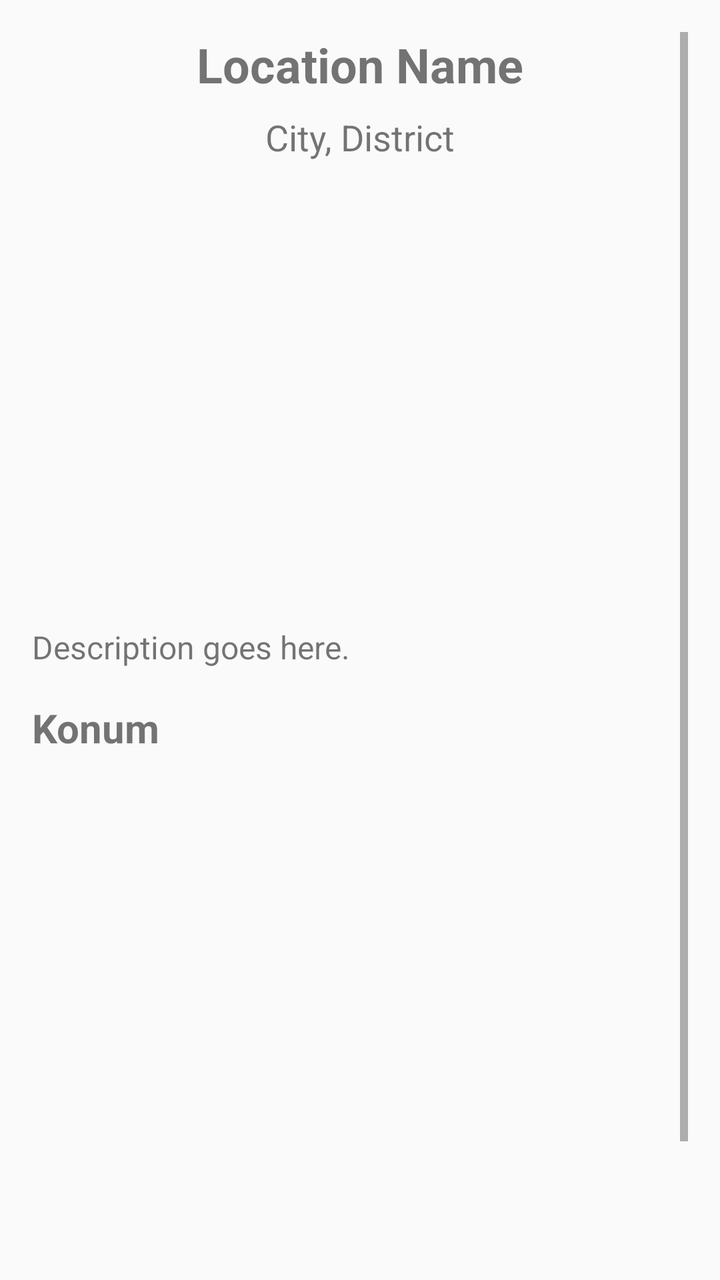
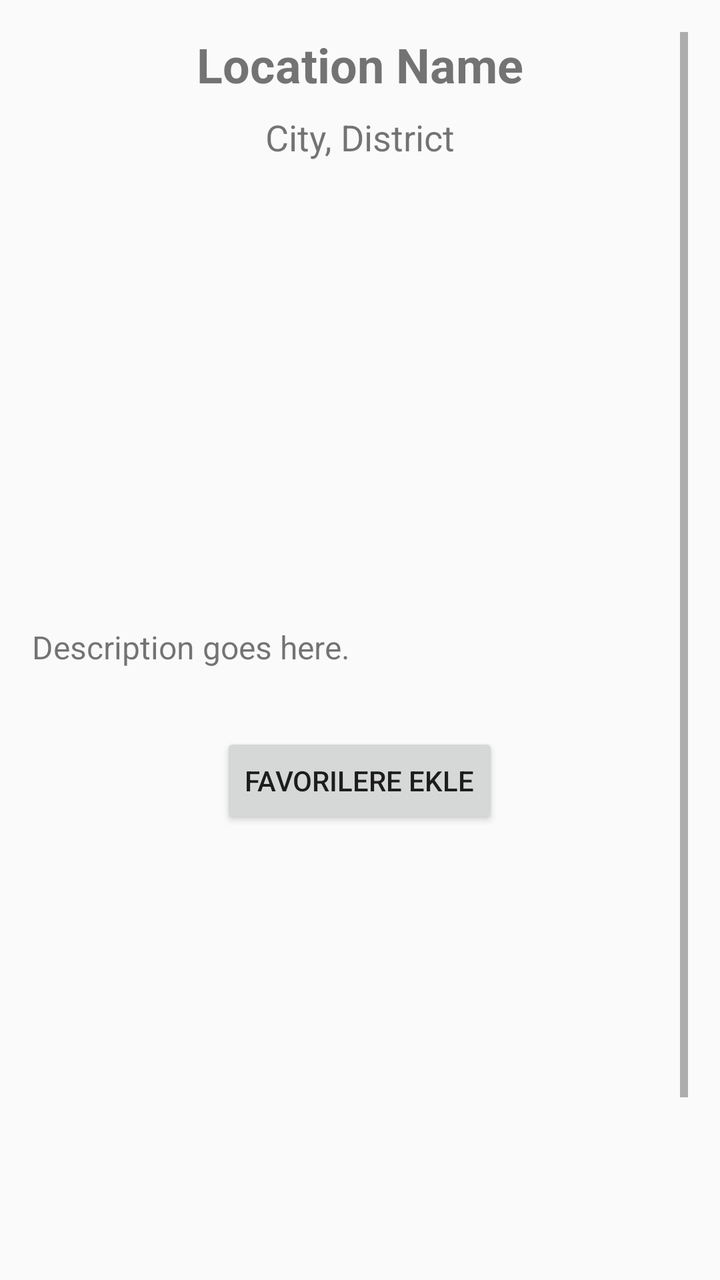

An Android layout rendered at two revisions. The XML below is the earlier revision; the diff shows what the commit changed to produce the second picture.
<!-- AndroidManifest.xml: activity theme Theme.TravelAppBir -->
<!-- res/layout/activity_location_detail.xml -->
<ScrollView
    xmlns:android="http://schemas.android.com/apk/res/android"
    android:layout_width="match_parent"
    android:layout_height="match_parent"
    android:padding="16dp">

    <LinearLayout
        android:layout_width="match_parent"
        android:layout_height="wrap_content"
        android:orientation="vertical">

        
        <TextView
            android:id="@+id/tvDetailTitle"
            android:layout_width="match_parent"
            android:layout_height="wrap_content"
            android:text="Location Name"
            android:textSize="24sp"
            android:textStyle="bold"
            android:paddingBottom="8dp"
            android:gravity="center_horizontal" />

        
        <TextView
            android:id="@+id/tvDetailCityDistrict"
            android:layout_width="match_parent"
            android:layout_height="wrap_content"
            android:text="City, District"
            android:textSize="18sp"
            android:gravity="center_horizontal"
            android:paddingBottom="16dp" />

        
        <androidx.viewpager2.widget.ViewPager2
            android:id="@+id/galleryViewPager"
            android:layout_width="match_parent"
            android:layout_height="200dp"
            android:layout_marginBottom="16dp" />

        
        <TextView
            android:id="@+id/tvDetailDescription"
            android:layout_width="match_parent"
            android:layout_height="wrap_content"
            android:text="Description goes here."
            android:textSize="16sp"
            android:paddingBottom="16dp" />

        
        <TextView
            android:layout_width="match_parent"
            android:layout_height="wrap_content"
            android:text="Konum"
            android:textSize="20sp"
            android:textStyle="bold"
            android:paddingBottom="8dp" />

        
        <FrameLayout
            android:id="@+id/mapFragment"
            android:layout_width="match_parent"
            android:layout_height="300dp"
            android:layout_marginTop="16dp" />
    </LinearLayout>
</ScrollView>
<!-- resources referenced by this layout -->
<resources>
  <style name="Theme.TravelAppBir" parent="Theme.AppCompat.Light.DarkActionBar">
          
      </style>
</resources>

<!-- the commit's change to res/layout/activity_location_detail.xml (unified diff, before → after) -->
@@ -47,13 +47,13 @@
             android:paddingBottom="16dp" />
 
         
-        <TextView
-            android:layout_width="match_parent"
+        <Button
+            android:id="@+id/btnFavorite"
+            android:layout_width="wrap_content"
             android:layout_height="wrap_content"
-            android:text="Konum"
-            android:textSize="20sp"
-            android:textStyle="bold"
-            android:paddingBottom="8dp" />
+            android:text="Favorilere Ekle"
+            android:layout_marginTop="16dp"
+            android:layout_gravity="center_horizontal" />
 
         
         <FrameLayout
